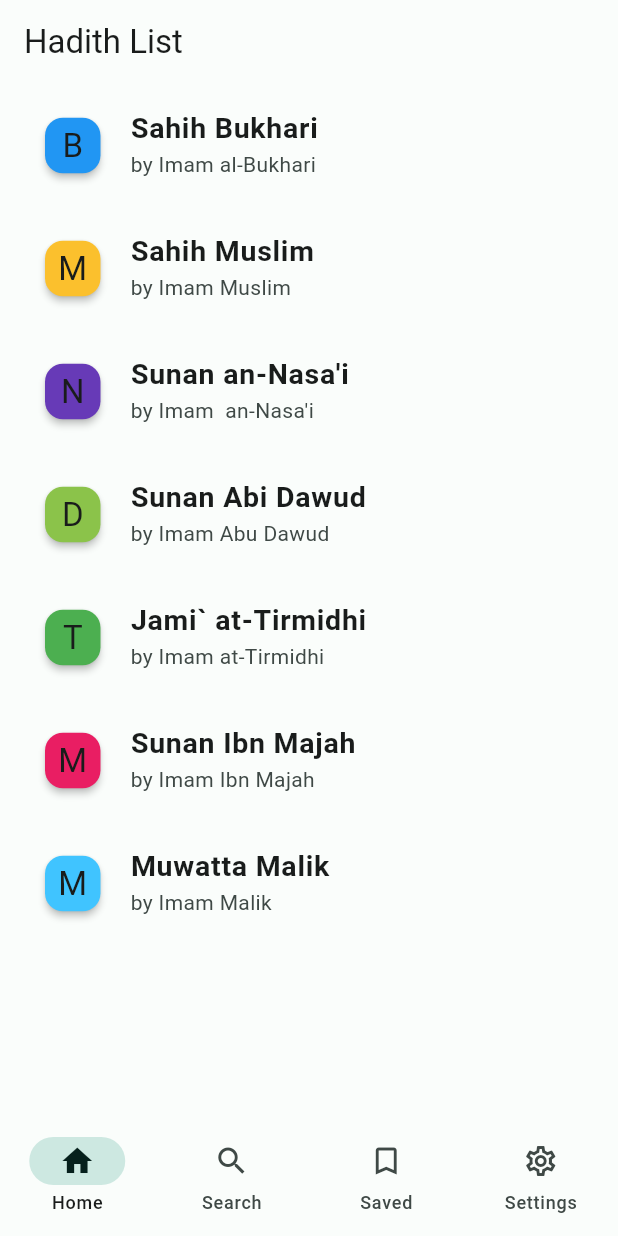
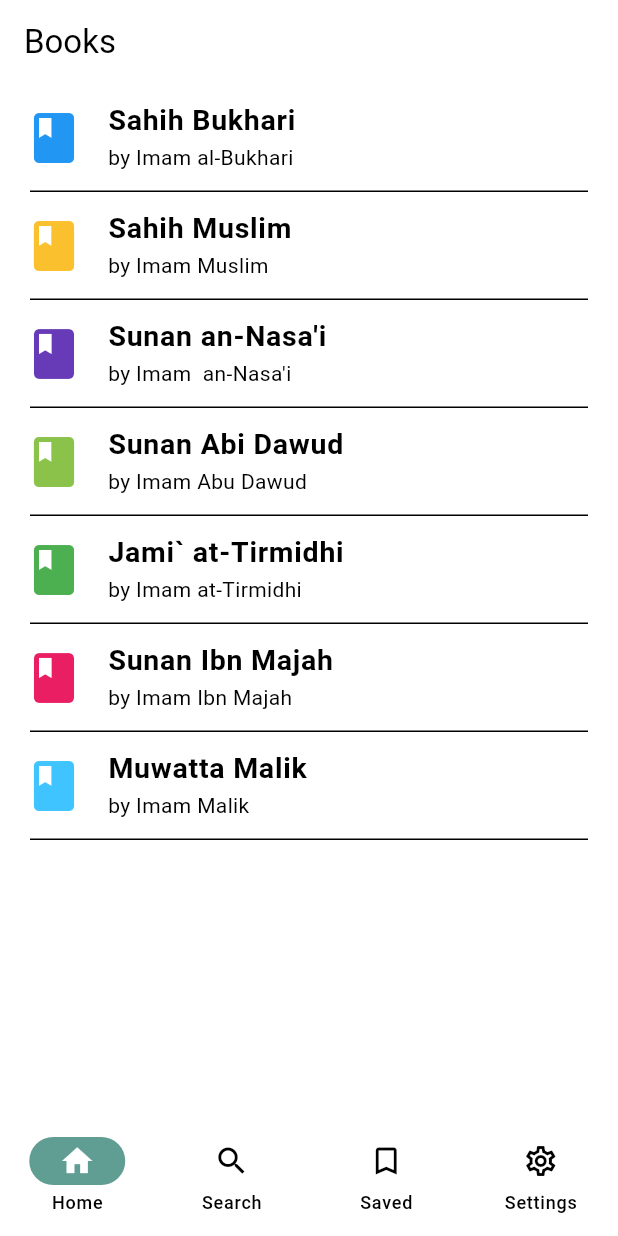
Before and after one commit to unkn4wn/hadith-pro-flutter, a Flutter app: the screen it shows after launch, on a phone screen of 412 x 824 dp. Run offline on Flutter 3.47's test engine with Material 2 defaults, Android fonts, the light colour scheme and no system bars; drawn by our look-alikes of dynamic_color; our stand-ins replace shared_preferences; missing offline and left inert: draggable_scrollbar.

Commit message:
update material design

```diff
--- a/lib/screens/home/books_screen.dart
+++ b/lib/screens/home/books_screen.dart
@@ -63,24 +63,23 @@ class _BooksScreenState extends State<BooksScreen> {
   Widget build(BuildContext context) {
     return Scaffold(
       appBar: AppBar(
-        title: Text('Hadith List'),
+        title: Text('Books'),
       ),
       body: ListView.builder(
-          itemCount: 7,
-          itemBuilder: (context, index) {
-            return Card(
-              color: Theme.of(context).scaffoldBackgroundColor,
-              elevation: 0,
-              margin: EdgeInsets.symmetric(horizontal: 10, vertical: 5),
-              child: ListTile(
+        itemCount: 7,
+        itemBuilder: (context, index) {
+          return Column(
+            children: [
+              ListTile(
                 shape: RoundedRectangleBorder(
                   borderRadius: BorderRadius.circular(15.0),
                 ),
-                leading: RoundedItem(
-                  textColor: Theme.of(context).colorScheme.onPrimary,
-                  itemColor: colorNamesList[index],
-                  shortName: shortNamesList[index],
-                  size: 45,
+                leading: Container(
+                  child: Icon(
+                    Icons.book,
+                    size: 40,
+                    color: colorNamesList[index],
+                  ),
                 ),
                 title: Text(
                   BooksScreen().longNamesList[index],
@@ -89,11 +88,18 @@ class _BooksScreenState extends State<BooksScreen> {
                 subtitle: Text("by " + authorNamesList[index]),
                 onTap: () {
                   Navigator.of(context).push(MaterialPageRoute(
-                      builder: (context) => ChaptersScreen(bookname: index)));
+                      builder: (context) => ChaptersScreen(bookNumber: index)));
                 },
               ),
-            );
-          }),
+              Divider(
+                indent: 20.0,
+                endIndent: 20.0,
+                height: 0,
+              ),
+            ],
+          );
+        },
+      ),
     );
   }
 }
--- a/lib/screens/settings/settings_screen.dart
+++ b/lib/screens/settings/settings_screen.dart
@@ -60,7 +60,7 @@ class _SettingsScreenState extends State<SettingsScreen> {
             height: 30,
           ),
           Container(
-            margin: EdgeInsets.symmetric(horizontal: 20),
+            margin: EdgeInsets.only(left: 20, right: 20, top: 10),
             child: Text(
               "Language",
               style: TextStyle(fontSize: 22.0, fontWeight: FontWeight.bold),
@@ -89,14 +89,14 @@ class _SettingsScreenState extends State<SettingsScreen> {
             height: 5,
           ),
           Container(
-            margin: EdgeInsets.symmetric(horizontal: 20),
+            margin: EdgeInsets.only(left: 20, right: 20, top: 20),
             child: Text(
               "Appearance",
               style: TextStyle(fontSize: 20.0, fontWeight: FontWeight.bold),
             ),
           ),
           Card(
-            margin: EdgeInsets.symmetric(horizontal: 20, vertical: 10),
+            margin: EdgeInsets.symmetric(horizontal: 20, vertical: 5),
             child: SwitchListTile(
                 title: Text(
                   "Display Arabic Text",
--- a/lib/theme/theme_constants.dart
+++ b/lib/theme/theme_constants.dart
@@ -132,15 +132,13 @@ const darkColorScheme = ColorScheme(
 );
 
 ThemeData lightTheme = ThemeData(
-    useMaterial3: true,
-    colorScheme: lightColorScheme,
+    colorScheme: colorSchemeLight,
     bottomNavigationBarTheme: BottomNavigationBarThemeData(
       backgroundColor: colorBackground,
       selectedItemColor: colorPrimary,
     ));
 
 ThemeData darkTheme = ThemeData(
-    useMaterial3: true,
     colorScheme: darkColorScheme,
     bottomNavigationBarTheme: BottomNavigationBarThemeData(
       backgroundColor: colorBackgroundDark,
```
Also changed, not shown: lib/components/widget/hadithitem.dart (+22 -9 lines), lib/screens/home/chapters_screen.dart (+26 -17 lines), lib/screens/home/hadiths_screen.dart (+18 -37 lines).
